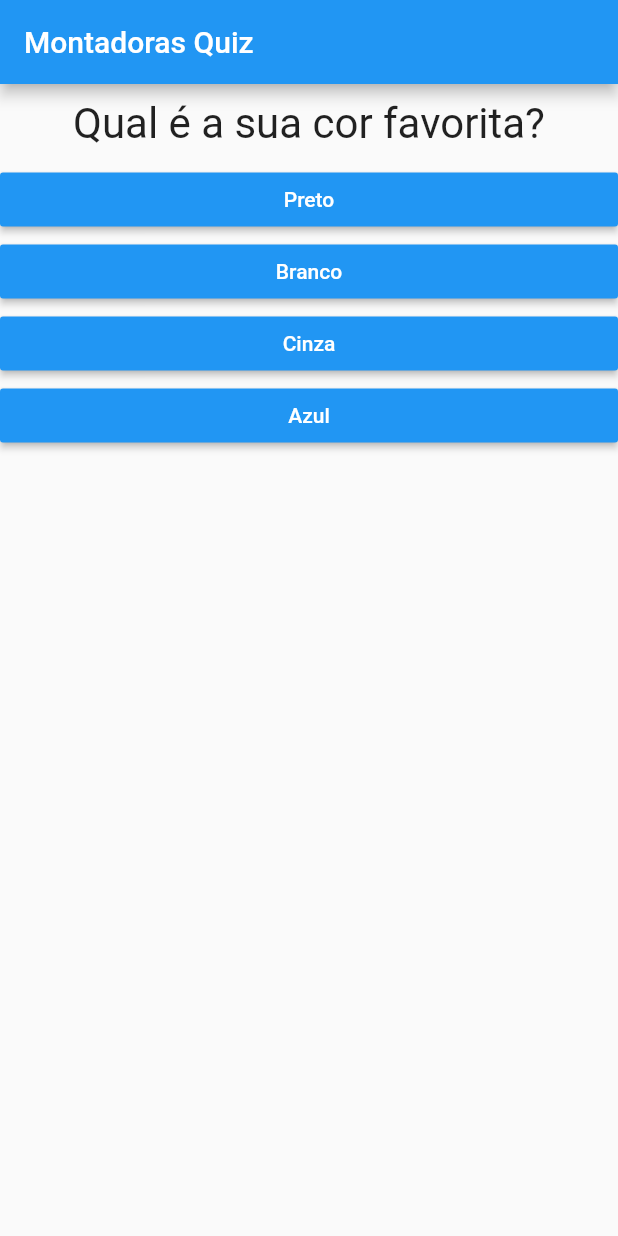
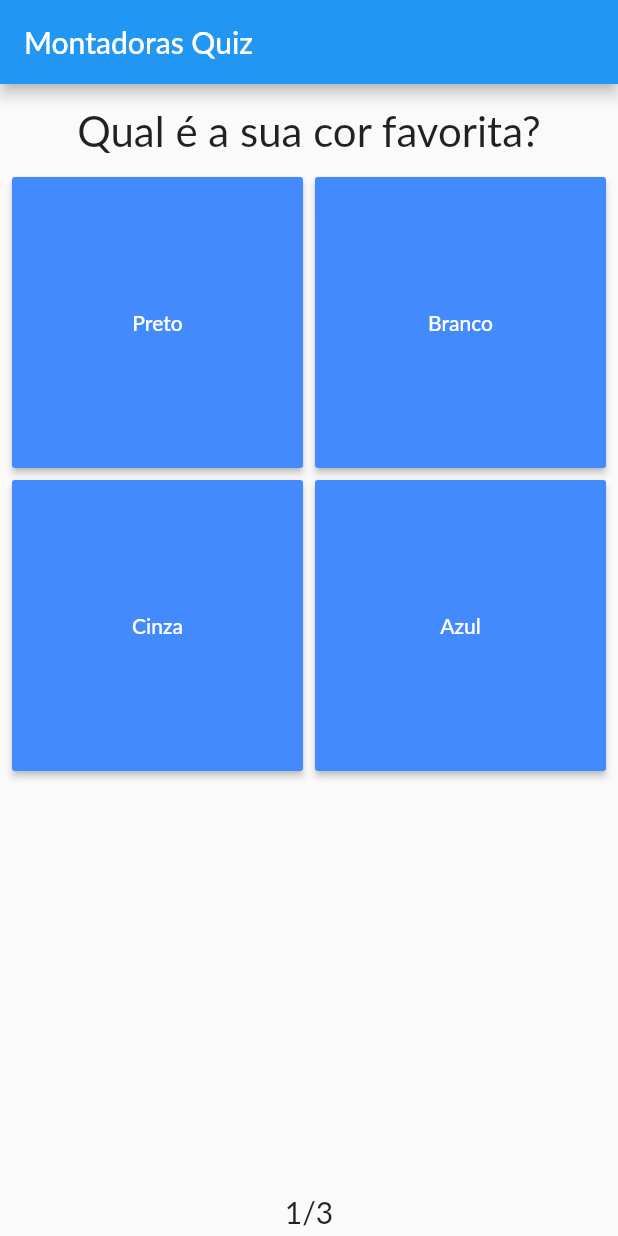
Before and after one commit to lumakhl/montadoras_game, a Flutter app: the screen it shows after launch, on a phone screen of 412 x 824 dp. Run offline on Flutter 3.47's test engine with Material 2 defaults, Android fonts, the phone set to English and light mode, and no system bars; Roboto replaces fonts that are missing (Lato).

Commit message:
mudanças de layout

```diff
--- a/lib/main.dart
+++ b/lib/main.dart
@@ -64,6 +64,11 @@ class _PerguntaAppState extends State<PerguntaApp> {
   @override
   Widget build(BuildContext context) {
     return MaterialApp(
+        theme: ThemeData(
+          primarySwatch: Colors.blue,
+          accentColor: Colors.blueAccent,
+          fontFamily: 'Lato',
+        ),
         home: Scaffold(
           appBar: AppBar(
             title: Text('Montadoras Quiz'),
--- a/lib/questao.dart
+++ b/lib/questao.dart
@@ -8,7 +8,7 @@ class Questao extends StatelessWidget {
   @override
   Widget build(BuildContext context) {
     return Container(
-      width: double.infinity,
+     // width: double.infinity,
       margin: EdgeInsets.all(10),
       child: Text(
         texto,
--- a/lib/questionario.dart
+++ b/lib/questionario.dart
@@ -1,6 +1,7 @@
 import 'package:flutter/material.dart';
 import 'package:montadoras_game/questao.dart';
 import 'package:montadoras_game/resposta.dart';
+import 'package:montadoras_game/respostas.dart';
 
 class Questionario extends StatelessWidget {
   final List<Map<String, Object>> perguntas;
@@ -23,13 +24,18 @@ class Questionario extends StatelessWidget {
         : null;
 
     return Container(
+      margin: const EdgeInsets.all(4),
       child: Column(
         children: <Widget>[
           Questao(perguntas[perguntaSelecionada]['texto']),
-          ...respostas
-              .map((resp) => Resposta(
-                  resp['texto'], () => responder(resp['ehCerto'] ? 1 : 0)))
-              .toList()
+          Expanded(
+              child: SizedBox(
+            child: Respostas(respostas, responder),
+          )),
+          Text(
+            '${perguntaSelecionada + 1}/${perguntas.length}',
+            style: TextStyle(fontSize: 20)
+          )
         ],
       ),
     );
--- a/lib/resposta.dart
+++ b/lib/resposta.dart
@@ -10,13 +10,14 @@ class Resposta extends StatelessWidget {
   @override
   Widget build(BuildContext context) {
     return Container(
-      width: double.infinity,
+      //width: double.infinity,
       child: RaisedButton(
         textColor: Colors.white,
-        color: Colors.blue,
+        color: Theme.of(context).accentColor,
         child: Text(texto),
         onPressed: quandoSelecionado,
       ),
+      margin: const EdgeInsets.all(4),
     );
   }
 }
--- /dev/null
+++ b/lib/respostas.dart
@@ -0,0 +1,18 @@
+import 'package:flutter/cupertino.dart';
+import 'package:montadoras_game/resposta.dart';
+
+class Respostas extends StatelessWidget {
+  final List<Map<String, Object>> respostas;
+  final void Function(int) responder;
+
+  Respostas(this.respostas, this.responder);
+  @override
+  Widget build(BuildContext context) {
+    return GridView.count(
+          crossAxisCount: 2,
+          children: List.generate(respostas.length, (index) {
+            return Resposta(respostas[index]['texto'], () => responder(respostas[index]['ehCerto'] ? 1 : 0));
+          })
+          );
+  }
+}
```
Lines whose indentation alone changed are shown as unchanged.
